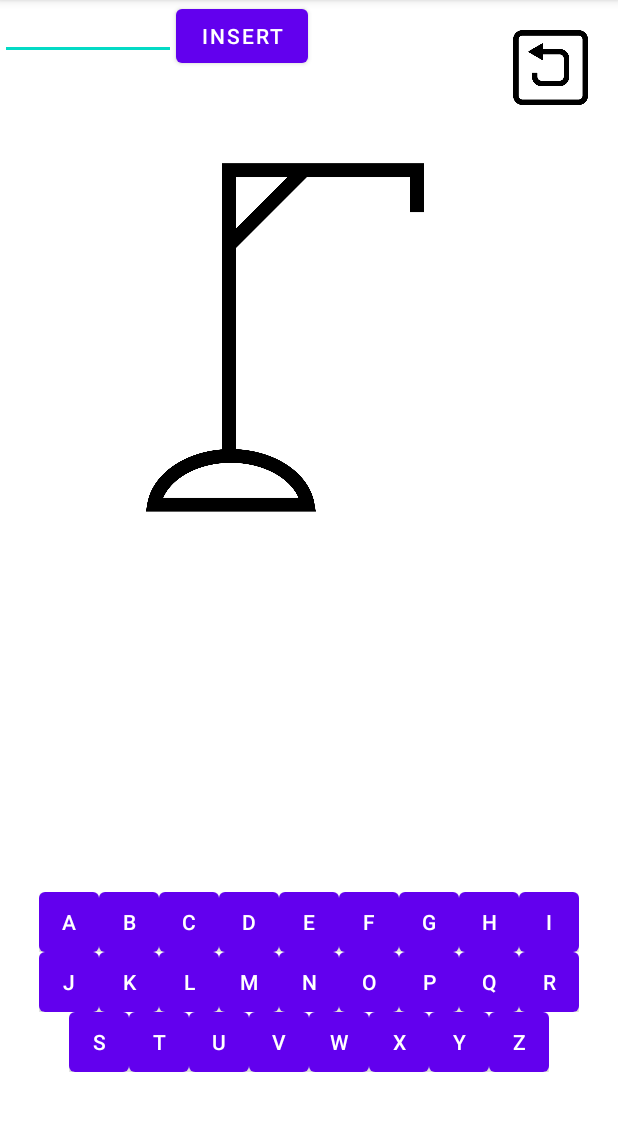
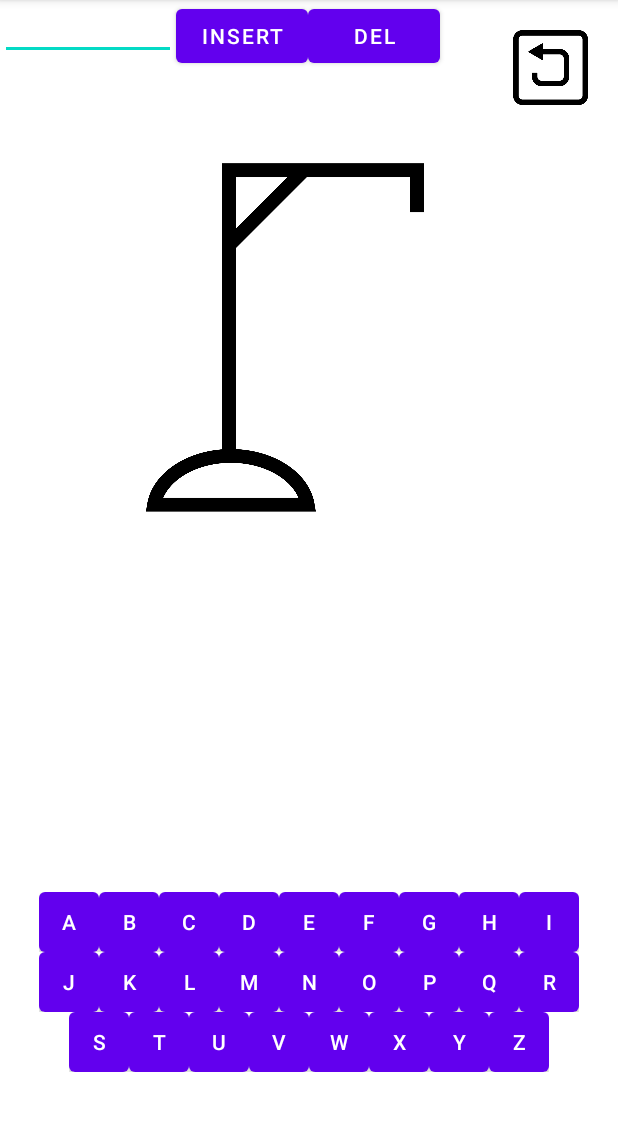
Before and after one commit to bielacek/HangmanVB, an Android app: the screen it shows after launch (MainActivity), on a phone screen of 412 x 824 dp, the part 84-1215 px from its top. Run offline under Robolectric (Android 15) with nearby library versions, the phone set to English and light mode, and no system bars.

Commit message:
databaze napojena, cteni z txt chybí

```diff
--- a/app/src/main/java/com/upce/hangmanvb/Hangman.kt
+++ b/app/src/main/java/com/upce/hangmanvb/Hangman.kt
@@ -1,6 +1,6 @@
 package com.upce.hangmanvb
 
-class Hangman(var word: String) {
+class Hangman( var word: String) {
     private val livesMax: Int = 6
     private var guessedArray = BooleanArray(word.length) { _ -> false }
     var lives: Int = livesMax
--- a/app/src/main/res/layout/activity_main.xml
+++ b/app/src/main/res/layout/activity_main.xml
@@ -405,4 +405,21 @@
         app:layout_constraintStart_toEndOf="@+id/editTextWord"
         app:layout_constraintTop_toTopOf="parent" />
 
+    <TextView
+        android:id="@+id/textViewResult"
+        android:layout_width="83dp"
+        android:layout_height="591dp"
+        android:layout_marginStart="24dp"
+        android:layout_marginTop="20dp"
+        app:layout_constraintStart_toStartOf="parent"
+        app:layout_constraintTop_toBottomOf="@+id/editTextWord" />
+
+    <Button
+        android:id="@+id/buttonDelete"
+        android:layout_width="wrap_content"
+        android:layout_height="wrap_content"
+        android:text="Del"
+        app:layout_constraintStart_toEndOf="@+id/buttonInsert"
+        app:layout_constraintTop_toTopOf="parent" />
+
 </androidx.constraintlayout.widget.ConstraintLayout>
```
Also changed, not shown: app/src/main/java/com/upce/hangmanvb/DatabaseHandler.kt (+43 -26 lines), app/src/main/java/com/upce/hangmanvb/MainActivity.kt (+24 -9 lines).
